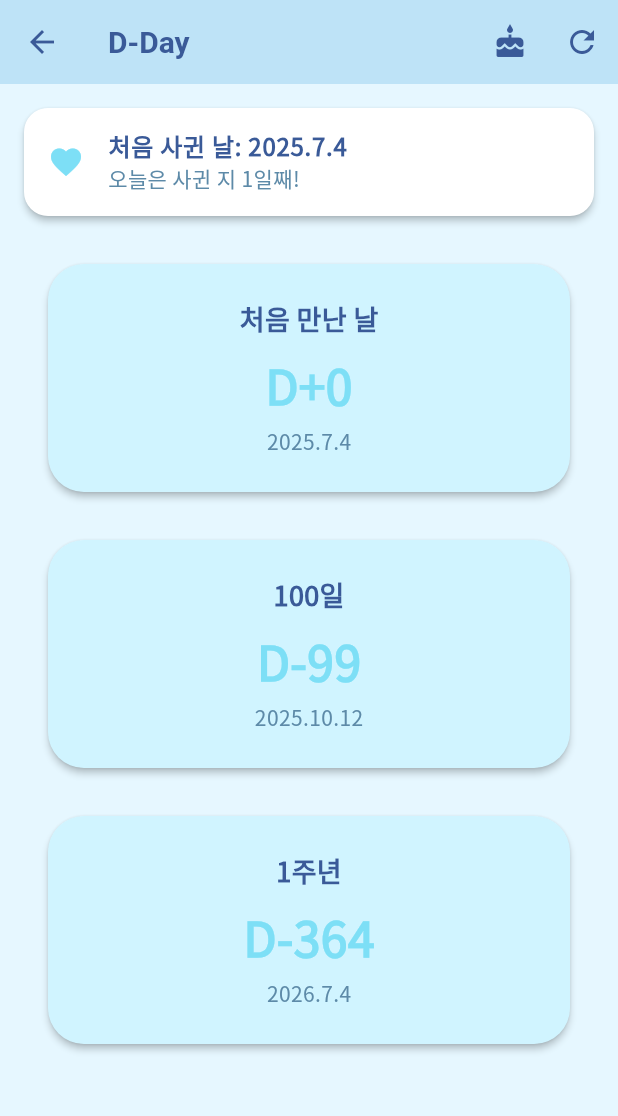
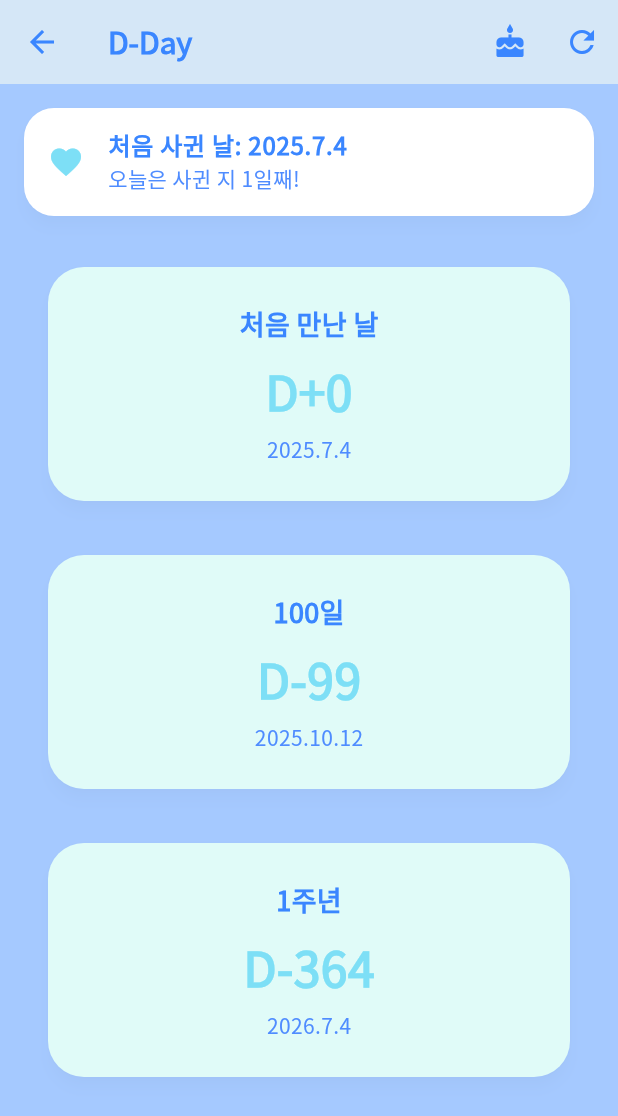
Before and after one commit to Developer-s-Daso/CoupleDate_Flutter, a Flutter app: the screen it shows after launch, after a tap on "D-Day", on a phone screen of 412 x 824 dp. Shown: the top 1116 px of the screen. Run offline on Flutter 3.47's test engine with Material 3 defaults, Android fonts, the phone set to English and light mode, and no system bars; our stand-ins replace flutter_dotenv, google_generative_ai, google_maps_flutter, image_picker, location, lottie and 1 more; network calls fail.

Commit message:
change design using gemini CLI

```diff
--- a/lib/screens/d_day_screen.dart
+++ b/lib/screens/d_day_screen.dart
@@ -87,12 +87,11 @@ class _DDayScreenState extends State<DDayScreen> {
         return Theme(
           data: Theme.of(context).copyWith(
             colorScheme: ColorScheme.light(
-              primary: AppTheme.blue, // 파란색(상단/포커스)
-              onPrimary: Colors.white, // 상단 텍스트
-              surface: AppTheme.lightSkyBlue, // 배경
-              onSurface: AppTheme.blue, // 날짜 텍스트
-            ),
-            dialogBackgroundColor: AppTheme.lightMint, // 다이얼로그 배경
+              primary: AppTheme.blue,
+              onPrimary: Colors.white,
+              surface: AppTheme.lightSkyBlue,
+              onSurface: AppTheme.blue,
+            ), dialogTheme: DialogThemeData(backgroundColor: AppTheme.lightMint),
           ),
           child: child!,
         );
@@ -121,25 +120,25 @@ class _DDayScreenState extends State<DDayScreen> {
   @override
   Widget build(BuildContext context) {
     return Scaffold(
-      backgroundColor: AppTheme.lightSkyBlue, // 파스텔 하늘
+      backgroundColor: AppTheme.lightSkyBlue,
       appBar: AppBar(
-        backgroundColor: AppTheme.paleBlue, // 연하늘
+        backgroundColor: AppTheme.paleBlue,
         title: Text(
           'D-Day',
           style: TextStyle(
             fontWeight: FontWeight.bold,
-            color: AppTheme.blue, // 블루
+            color: AppTheme.blue,
           ),
         ),
-        iconTheme: IconThemeData(color: AppTheme.blue), // 블루 // 맑은 민트블루
+        iconTheme: IconThemeData(color: AppTheme.blue),
         actions: [
           IconButton(
-            icon: Icon(Icons.cake, color: AppTheme.blue), // 블루 // 맑은 민트블루 0xFF7DDFF6
+            icon: Icon(Icons.cake, color: AppTheme.blue),
             tooltip: '처음 사귄 날짜 설정',
             onPressed: pickFirstDate,
           ),
           IconButton(
-            icon: Icon(Icons.refresh, color: AppTheme.blue), // 블루 // 맑은 하늘 0xFFA5C9FF
+            icon: Icon(Icons.refresh, color: AppTheme.blue),
             tooltip: 'D-Day 초기화',
             onPressed: resetDDays,
           ),
@@ -150,20 +149,20 @@ class _DDayScreenState extends State<DDayScreen> {
         children: [
           if (firstDate != null)
             Card(
-              color: AppTheme.cardWhite, // 화이트 카드
+              color: AppTheme.cardWhite,
               margin: const EdgeInsets.only(bottom: 16),
               child: ListTile(
-                leading: Icon(Icons.favorite, color: AppTheme.mint), // 맑은 민트블루
+                leading: Icon(Icons.favorite, color: AppTheme.mint),
                 title: Text(
                   '처음 사귄 날: ${firstDate!.year}.${firstDate!.month}.${firstDate!.day}',
                   style: TextStyle(
-                    color: AppTheme.blue, // 블루
+                    color: AppTheme.blue,
                     fontWeight: FontWeight.bold,
                   ),
                 ),
                 subtitle: Text(
                   '오늘은 사귄 지 $daysSinceFirstDate일째!',
-                  style: TextStyle(color: AppTheme.blueText), // 파스텔 블루
+                  style: TextStyle(color: AppTheme.blueText),
                 ),
               ),
             ),
@@ -189,7 +188,7 @@ class DDayCard extends StatelessWidget {
     final dText = diff >= 0 ? 'D+$diff' : 'D$diff';
     return Card(
       shape: RoundedRectangleBorder(borderRadius: BorderRadius.circular(24)),
-      color: AppTheme.lightMint, // 파스텔 민트블루 배경
+      color: AppTheme.lightMint,
       child: Padding(
         padding: const EdgeInsets.all(24),
         child: Column(
@@ -200,7 +199,7 @@ class DDayCard extends StatelessWidget {
               style: TextStyle(
                 fontSize: 18,
                 fontWeight: FontWeight.bold,
-                color: AppTheme.blue, // 블루
+                color: AppTheme.blue,
               ),
             ),
             SizedBox(height: 8),
@@ -208,14 +207,14 @@ class DDayCard extends StatelessWidget {
               dText,
               style: TextStyle(
                 fontSize: 32,
-                color: AppTheme.mint, // 맑은 민트블루
+                color: AppTheme.mint,
                 fontWeight: FontWeight.bold,
               ),
             ),
             SizedBox(height: 4),
             Text(
               '${dday.date.year}.${dday.date.month}.${dday.date.day}',
-              style: TextStyle(color: AppTheme.blueText), // 파스텔 블루
+              style: TextStyle(color: AppTheme.blueText),
             ),
           ],
         ),
--- a/lib/screens/diary_screen.dart
+++ b/lib/screens/diary_screen.dart
@@ -140,7 +140,7 @@ class _DiaryScreenState extends State<DiaryScreen> {
                   'No entries yet',
                   style: TextStyle(
                     fontSize: 18,
-                    color: Theme.of(context).colorScheme.onBackground,
+                    color: Theme.of(context).colorScheme.onSurface,
                   ),
                 ),
               )
@@ -160,7 +160,7 @@ class _DiaryScreenState extends State<DiaryScreen> {
                     subtitle: Text(
                       entries[index].date.toString(),
                       style: TextStyle(
-                        color: Theme.of(context).colorScheme.onSurface.withOpacity(0.6),
+                        color: Theme.of(context).colorScheme.onSurface.withAlpha((255 * 0.6).round()),
                       ),
                     ),
                   );
--- a/lib/screens/gallery_screen.dart
+++ b/lib/screens/gallery_screen.dart
@@ -9,7 +9,7 @@ import '../models/gallery_folder.dart';
 import '../theme/app_theme.dart';
 
 class GalleryScreen extends StatefulWidget {
-  const GalleryScreen({Key? key}) : super(key: key);
+  const GalleryScreen({super.key});
 
   @override
   State<GalleryScreen> createState() => _GalleryScreenState();
@@ -39,7 +39,7 @@ class GalleryFolderTile extends StatelessWidget {
               child: Column(
                 mainAxisAlignment: MainAxisAlignment.center,
                 children: [
-                  Icon(Icons.folder, size: 36, color: Colors.amber[700]),
+                  Icon(Icons.folder, size: 36, color: AppTheme.secondaryYellow),
                   SizedBox(height: 8),
                   Text(
                     folder.name,
--- a/lib/screens/home_screen.dart
+++ b/lib/screens/home_screen.dart
@@ -1,4 +1,5 @@
 import 'package:flutter/material.dart';
+import '../theme/app_theme.dart';
 
 import '../widgets/bottom_nav_bar.dart';
 import '../widgets/home_card.dart';
@@ -46,42 +47,42 @@ class _HomeScreenState extends State<HomeScreen> {
             title: 'D-Day',
             subtitle: '우리의 기념일을 예쁘게',
             icon: Icons.cake,
-            color: Color(0xFFFFE082), // 밝은 옐로우
+            color: AppTheme.cardAccentColors[0],
             screen: DDayScreen(),
           ),
           HomeCard(
             title: '1일 1문',
             subtitle: '매일 서로에게 답하는 질문',
             icon: Icons.question_answer,
-            color: Color(0xFFFFB6B6), // 밝은 코랄핑크
+            color: AppTheme.cardAccentColors[1],
             screen: DailyQuestionScreen(),
           ),
           HomeCard(
             title: '커플 팻/인테리어',
             subtitle: '함께 키우는 러브팻, 방 꾸미기',
             icon: Icons.pets,
-            color: Color(0xFFA7FFEB), // 밝은 민트
+            color: AppTheme.cardAccentColors[2],
             screen: PetTycoonScreen(),
           ),
           HomeCard(
             title: '커플 갤러리',
             subtitle: '인생네컷, 추억 사진첩',
             icon: Icons.photo_library,
-            color: Color(0xFFB3E5FC), // 밝은 하늘색
+            color: AppTheme.cardAccentColors[3],
             screen: GalleryScreen(),
           ),
           HomeCard(
             title: 'AI 심리상담',
             subtitle: '고민/감정 챗봇',
             icon: Icons.chat_bubble,
-            color: Color(0xFFD1C4E9), // 밝은 라벤더
+            color: AppTheme.cardAccentColors[4],
             screen: AICounselorScreen(),
           ),
           HomeCard(
             title: '커플 다이어리',
             subtitle: '칼린더에 추억 기록',
             icon: Icons.calendar_month,
-            color: Color(0xFFFFF9C4), // 밝은 크림
+            color: AppTheme.cardAccentColors[5],
             screen: DiaryScreen(),
           ),
         ],
--- a/lib/screens/pet_tycoon_screen.dart
+++ b/lib/screens/pet_tycoon_screen.dart
@@ -96,7 +96,7 @@ class _PetTycoonScreenState extends State<PetTycoonScreen> {
                 'No pet found',
                 style: TextStyle(
                   fontSize: 18,
-                  color: Theme.of(context).colorScheme.onBackground,
+                  color: Theme.of(context).colorScheme.onSurface,
                 ),
               ),
             )
--- a/lib/theme/app_theme.dart
+++ b/lib/theme/app_theme.dart
@@ -1,72 +1,137 @@
 import 'package:flutter/material.dart';
 
 class AppTheme {
-  static const Color skyBlue = Color(0xFFB8EFFF); // 밝은 하늘색
-  static const Color lightSkyBlue = Color(0xFFE6F7FF); // 연한 하늘+바다 느낌 배경
-  static const Color blue = Color(0xFF3A5A98); // 블루(상단/포커스)
-  static const Color blueText = Color(0xFF5D8AA8); // 파스텔 블루 텍스트
-  static const Color mint = Color(0xFF7DDFF6); // 맑은 민트블루
-  static const Color lightMint = Color(0xFFD0F4FF); // 파스텔 민트블루 배경
-  static const Color paleBlue = Color(0xFFBEE3F7); // 연하늘(앱바)
-  static const Color cardWhite = Color(0xFFFFFFFF);
+  // MZ 세대를 위한 트렌디하고 세련된 색상 팔레트
+  static const Map<String, Color> trendyColors = {
+    'primaryGreen': Color(0xFF264653), // 깊고 세련된 그린
+    'accentCoral': Color(0xFFE76F51), // 생기 있는 코랄 포인트
+    'secondaryYellow': Color(0xFFE9C46A), // 부드러운 옐로우
+    'lightBackground': Color(0xFFF7F9FA), // 깔끔한 오프화이트 배경
+    'cardColor': Color(0xFFFFFFFF), // 카드 색상
+    'textColor': Color(0xFF333333), // 기본 텍스트 색상
+    'subtleTextColor': Color(0xFF575757), // 보조 텍스트 색상
+    // D-Day 등에서 사용하는 추가 색상
+    'blue': Color(0xFF3A86FF), // 블루
+    'lightSkyBlue': Color(0xFFA5C9FF), // 파스텔 하늘
+    'paleBlue': Color(0xFFE3F0FF), // 연하늘
+    'mint': Color(0xFF7DDFF6), // 맑은 민트블루
+    'lightMint': Color(0xFFE0FBF8), // 파스텔 민트블루 배경
+    'cardWhite': Color(0xFFFFFFFF), // 화이트 카드
+    'blueText': Color(0xFF4F8CFF), // 파스텔 블루 텍스트
+  };
+
+  static const List<Color> cardAccentColors = [
+    Color(0xFFFFE082), // 밝은 옐로우
+    Color(0xFFFFB6B6), // 밝은 코랄핑크
+    Color(0xFFA7FFEB), // 밝은 민트
+    Color(0xFFB3E5FC), // 밝은 하늘색
+    Color(0xFFD1C4E9), // 밝은 라벤더
+    Color(0xFFFFF9C4), // 밝은 크림
+  ];
+
+  // 기존 static const Color들도 trendyColors를 통해 접근하도록 getter 추가
+  static Color get primaryGreen => trendyColors['primaryGreen']!;
+  static Color get accentCoral => trendyColors['accentCoral']!;
+  static Color get secondaryYellow => trendyColors['secondaryYellow']!;
+  static Color get lightBackground => trendyColors['lightBackground']!;
+  static Color get cardColor => trendyColors['cardColor']!;
+  static Color get textColor => trendyColors['textColor']!;
+  static Color get subtleTextColor => trendyColors['subtleTextColor']!;
+  static Color get blue => trendyColors['blue']!;
+  static Color get lightSkyBlue => trendyColors['lightSkyBlue']!;
+  static Color get paleBlue => trendyColors['paleBlue']!;
+  static Color get mint => trendyColors['mint']!;
+  static Color get lightMint => trendyColors['lightMint']!;
+  static Color get cardWhite => trendyColors['cardWhite']!;
+  static Color get blueText => trendyColors['blueText']!;
 
   static ThemeData get themeData => ThemeData(
     brightness: Brightness.light,
-    primaryColor: skyBlue,
-    scaffoldBackgroundColor: lightSkyBlue,
+    primaryColor: primaryGreen,
+    scaffoldBackgroundColor: lightBackground,
     fontFamily: 'NotoSansKR',
     colorScheme: ColorScheme.fromSeed(
-      seedColor: skyBlue,
-      primary: skyBlue,
-      secondary: Color(0xFFB2F1E7), // 밝은 민트(바다 느낌)
-      background: lightSkyBlue,
-      surface: cardWhite,
-      onPrimary: Colors.black,
-      onSecondary: Colors.black,
-      onBackground: Colors.black,
-      onSurface: Colors.black,
+      seedColor: primaryGreen,
+      primary: primaryGreen,
+      secondary: accentCoral,
+      surface: cardColor,
+      onPrimary: Colors.white, // primaryGreen 위의 텍스트
+      onSecondary: Colors.white, // accentCoral 위의 텍스트
+      onSurface: textColor,
+      error: Colors.redAccent,
     ),
-    appBarTheme: const AppBarTheme(
-      backgroundColor: skyBlue,
-      elevation: 0,
-      iconTheme: IconThemeData(color: Colors.black),
-      titleTextStyle: TextStyle(
-        color: Colors.black,
+    appBarTheme: AppBarTheme(
+      backgroundColor: primaryGreen,
+      elevation: 2,
+      iconTheme: const IconThemeData(color: Colors.white),
+      titleTextStyle: const TextStyle(
+        color: Colors.white,
         fontWeight: FontWeight.bold,
         fontSize: 20,
+        fontFamily: 'NotoSansKR',
       ),
     ),
     cardTheme: CardThemeData(
-      shape: RoundedRectangleBorder(
-        borderRadius: BorderRadius.all(Radius.circular(16)),
+      shape: const RoundedRectangleBorder(
+        borderRadius: BorderRadius.all(Radius.circular(20)),
       ),
-      elevation: 2,
-      margin: EdgeInsets.symmetric(vertical: 8, horizontal: 16),
-      color: cardWhite,
+      elevation: 4,
+      shadowColor: Colors.black.withAlpha((255 * 0.1).round()),
+      margin: const EdgeInsets.symmetric(vertical: 10, horizontal: 16),
+      color: cardColor,
     ),
-    buttonTheme: ButtonThemeData(
-      shape: RoundedRectangleBorder(
-        borderRadius: BorderRadius.circular(8),
+    elevatedButtonTheme: ElevatedButtonThemeData(
+      style: ElevatedButton.styleFrom(
+        backgroundColor: accentCoral,
+        foregroundColor: Colors.white,
+        shape: RoundedRectangleBorder(
+          borderRadius: BorderRadius.circular(12),
+        ),
+        padding: const EdgeInsets.symmetric(vertical: 14, horizontal: 24),
+        textStyle: const TextStyle(
+          fontSize: 16,
+          fontWeight: FontWeight.bold,
+          fontFamily: 'NotoSansKR',
+        ),
       ),
-      buttonColor: Color(0xFFB2F1E7), // 밝은 민트
-      textTheme: ButtonTextTheme.primary,
     ),
-    textTheme: const TextTheme(
+    textButtonTheme: TextButtonThemeData(
+      style: TextButton.styleFrom(
+        foregroundColor: primaryGreen,
+        textStyle: const TextStyle(
+          fontWeight: FontWeight.bold,
+          fontFamily: 'NotoSansKR',
+        ),
+      ),
+    ),
+    textTheme: TextTheme(
       headlineLarge: TextStyle(
         fontSize: 32,
         fontWeight: FontWeight.bold,
-        color: Colors.black,
+        color: textColor,
       ),
       bodyLarge: TextStyle(
         fontSize: 16,
-        color: Colors.black,
+        color: textColor,
+        height: 1.5,
       ),
       bodyMedium: TextStyle(
         fontSize: 14,
-        color: Colors.black,
+        color: subtleTextColor,
+        height: 1.5,
       ),
     ),
-    // 배경에 하늘-바다 그라데이션 효과를 주고 싶다면, 각 스크린의 배경에 BoxDecoration(gradient: ...)을 적용하세요.
+    inputDecorationTheme: InputDecorationTheme(
+      border: OutlineInputBorder(
+        borderRadius: BorderRadius.circular(12),
+        borderSide: BorderSide(color: Colors.grey.shade300),
+      ),
+      focusedBorder: OutlineInputBorder(
+        borderRadius: BorderRadius.circular(12),
+        borderSide: BorderSide(color: primaryGreen, width: 2),
+      ),
+      labelStyle: TextStyle(color: subtleTextColor),
+    ),
   );
 }
 
--- a/lib/widgets/bottom_nav_bar.dart
+++ b/lib/widgets/bottom_nav_bar.dart
@@ -1,4 +1,5 @@
 import 'package:flutter/material.dart';
+import '../theme/app_theme.dart';
 
 class BottomNavBar extends StatelessWidget {
   final int currentIndex;
@@ -11,9 +12,9 @@ class BottomNavBar extends StatelessWidget {
       currentIndex: currentIndex,
       onTap: onTap,
       type: BottomNavigationBarType.fixed,
-      selectedItemColor: Color(0xFF40C4FF), // 밝은 하늘색
-      unselectedItemColor: Color(0xFFB2EBF2), // 밝은 민트
-      backgroundColor: Color(0xFFE6F7FF), // 연한 하늘색 배경
+      selectedItemColor: AppTheme.mint, // 밝은 하늘색
+      unselectedItemColor: AppTheme.lightMint, // 밝은 민트
+      backgroundColor: AppTheme.lightSkyBlue, // 연한 하늘색 배경
       showUnselectedLabels: true,
       items: const [
         BottomNavigationBarItem(icon: Icon(Icons.home), label: '홈'),
--- a/lib/widgets/calendar_widget.dart
+++ b/lib/widgets/calendar_widget.dart
@@ -1,5 +1,6 @@
 import 'package:flutter/material.dart';
 import '../models/diary_entry.dart';
+import '../theme/app_theme.dart';
 
 class CalendarWidget extends StatefulWidget {
   final List<DiaryEntry> entries;
@@ -46,7 +47,6 @@ class _CalendarWidgetState extends State<CalendarWidget> {
 
   @override
   Widget build(BuildContext context) {
-    final firstDay = DateTime(selectedYear, selectedMonth, 1);
     final lastDay = DateTime(selectedYear, selectedMonth + 1, 0);
     final daysInMonth = lastDay.day;
     final days = List.generate(daysInMonth, (i) => DateTime(selectedYear, selectedMonth, i + 1));
@@ -91,7 +91,7 @@ class _CalendarWidgetState extends State<CalendarWidget> {
               child: Container(
                 margin: const EdgeInsets.all(2),
                 decoration: BoxDecoration(
-                  color: hasEntry ? Color(0xFFB2F1E7) : Colors.grey[200],
+                  color: hasEntry ? AppTheme.accentCoral.withAlpha((255 * 0.5).round()) : Colors.grey[200],
                   borderRadius: BorderRadius.circular(8),
                 ),
                 child: Center(
--- a/lib/widgets/category_chip.dart
+++ b/lib/widgets/category_chip.dart
@@ -1,4 +1,5 @@
 import 'package:flutter/material.dart';
+import '../theme/app_theme.dart';
 
 class CategoryChip extends StatelessWidget {
   final String label;
@@ -14,7 +15,7 @@ class CategoryChip extends StatelessWidget {
         label: Text(label),
         selected: selected,
         onSelected: (_) => onTap(),
-        selectedColor: Color(0xFF4FC3F7),
+        selectedColor: AppTheme.mint,
         backgroundColor: Colors.grey[200],
         labelStyle: TextStyle(
           color: selected ? Colors.white : Colors.black,
--- a/lib/widgets/chat_bubble.dart
+++ b/lib/widgets/chat_bubble.dart
@@ -1,5 +1,6 @@
 import 'package:flutter/material.dart';
 import '../models/chat_message.dart';
+import '../theme/app_theme.dart';
 
 class ChatBubble extends StatelessWidget {
   final ChatMessage message;
@@ -8,7 +9,7 @@ class ChatBubble extends StatelessWidget {
   @override
   Widget build(BuildContext context) {
     final align = message.isUser ? CrossAxisAlignment.end : CrossAxisAlignment.start;
-    final color = message.isUser ? Color(0xFFB8EFFF) : Colors.grey[200];
+    final color = message.isUser ? AppTheme.paleBlue : Colors.grey[200];
     final textColor = message.isUser ? Colors.white : Colors.black87;
     return Column(
       crossAxisAlignment: align,
--- a/lib/widgets/gallery_tile.dart
+++ b/lib/widgets/gallery_tile.dart
@@ -2,7 +2,6 @@ import 'package:flutter/material.dart';
 import '../models/gallery_item.dart';
 import 'dart:io';
 import 'package:flutter/foundation.dart';
-import 'dart:typed_data';
 import 'package:flutter/foundation.dart' show kIsWeb;
 
 class GalleryTile extends StatelessWidget {
--- a/lib/widgets/home_card.dart
+++ b/lib/widgets/home_card.dart
@@ -1,52 +1,59 @@
 import 'package:flutter/material.dart';
+import '../theme/app_theme.dart';
 
 class HomeCard extends StatelessWidget {
   final String title;
   final String subtitle;
   final IconData icon;
-  final Color? color;
+  final Color color;
   final Widget screen;
 
-  const HomeCard({super.key, required this.title, required this.subtitle, required this.icon, required this.color, required this.screen});
+  const HomeCard({
+    super.key,
+    required this.title,
+    required this.subtitle,
+    required this.icon,
+    required this.color,
+    required this.screen,
+  });
 
   @override
   Widget build(BuildContext context) {
     return GestureDetector(
       onTap: () => Navigator.push(context, MaterialPageRoute(builder: (_) => screen)),
       child: Card(
-        color: color != null
-            ? color!.withOpacity(0.45) // 더 밝고 투명하게
-            : const Color(0x26F06292),
+        color: color.withAlpha((255 * 0.15).round()),
         shape: RoundedRectangleBorder(borderRadius: BorderRadius.circular(24)),
-        margin: EdgeInsets.symmetric(vertical: 10),
         elevation: 0,
         child: Padding(
           padding: const EdgeInsets.symmetric(vertical: 24, horizontal: 20),
           child: Row(
             children: [
               Container(
+                padding: const EdgeInsets.all(12),
                 decoration: BoxDecoration(
                   shape: BoxShape.circle,
-                  color: color != null ? color!.withOpacity(0.8) : Colors.white,
+                  color: color,
                   boxShadow: [
                     BoxShadow(
-                      color: color != null ? color!.withOpacity(0.25) : Colors.black12,
+                      color: color.withAlpha((255 * 0.3).round()),
                       blurRadius: 12,
-                      offset: Offset(0, 4),
+                      offset: const Offset(0, 4),
                     ),
                   ],
                 ),
-                padding: EdgeInsets.all(12),
                 child: Icon(icon, size: 32, color: Colors.white),
               ),
-              SizedBox(width: 20),
-              Column(
-                crossAxisAlignment: CrossAxisAlignment.start,
-                children: [
-                  Text(title, style: TextStyle(fontSize: 20, fontWeight: FontWeight.bold, color: Colors.black)),
-                  SizedBox(height: 4),
-                  Text(subtitle, style: TextStyle(fontSize: 14, color: Colors.black.withOpacity(0.7))),
-                ],
+              const SizedBox(width: 20),
+              Expanded(
+                child: Column(
+                  crossAxisAlignment: CrossAxisAlignment.start,
+                  children: [
+                    Text(title, style: AppTheme.themeData.textTheme.headlineSmall?.copyWith(fontWeight: FontWeight.bold)),
+                    const SizedBox(height: 4),
+                    Text(subtitle, style: AppTheme.themeData.textTheme.bodyMedium),
+                  ],
+                ),
               ),
             ],
           ),
```
Also changed, not shown: lib/screens/ai_recommend_screen.dart (+24 -16 lines), lib/screens/daily_question_screen.dart (+6 -1 lines), lib/screens/place_detail_screen.dart (+4 -3 lines), lib/screens/profile_screen.dart (+5 -4 lines), lib/services/gemini_api_service.dart (+3 -2 lines).
